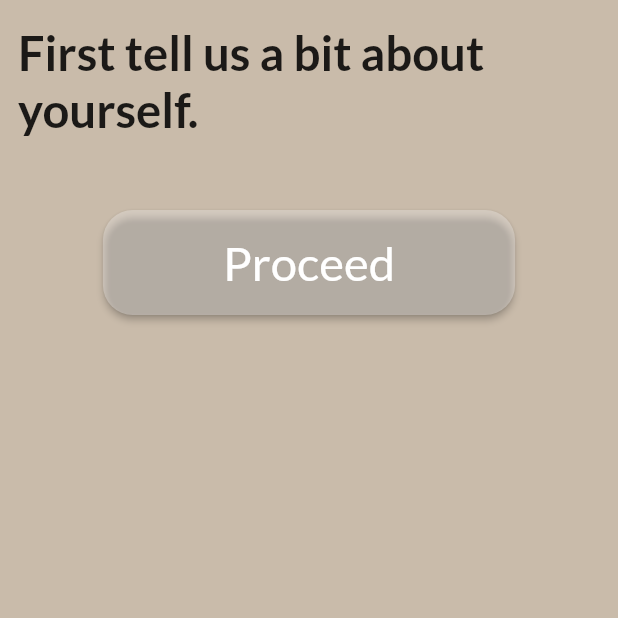
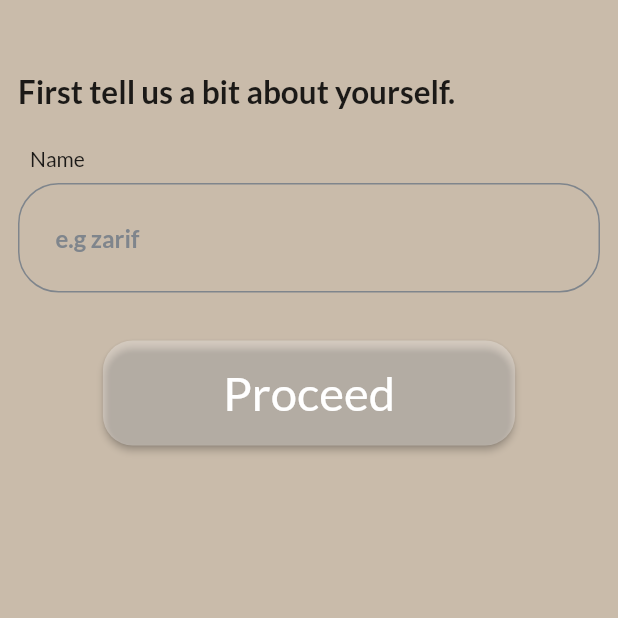
Before and after one commit to zarifikram/HackNSU3_BUET_Elites, a Flutter app: the FormPage screen opened directly, on a phone screen of 412 x 824 dp, the top half of it. Run offline on Flutter 3.47's test engine with Material 2 defaults, Android fonts, the phone set to English and light mode, and no system bars; our stand-ins replace google_fonts, velocity_x.

Commit message:
custom text field working
form will be updated later

```diff
--- a/patientEnd/remedi/lib/Pages/form_page.dart
+++ b/patientEnd/remedi/lib/Pages/form_page.dart
@@ -1,4 +1,5 @@
 import 'package:flutter/material.dart';
+import 'package:remedi/Widgets/custom_text_field.dart';
 import "package:velocity_x/velocity_x.dart";
 
 import 'chat_page.dart';
@@ -14,16 +15,19 @@ class FormPage extends StatelessWidget{
         body: Form(
           child: SingleChildScrollView(
             child: Column(
+
+              crossAxisAlignment: CrossAxisAlignment.start,
               children: [
-                "First tell us a bit about yourself.".text.xl4.bold.make().py16(),
+                Container().box.make().py16(),
+                "First tell us a bit about yourself.".text.xl2.bold.make().py16(),
                 //custom input and dropdown needed
-
+                CustomTextField(inputHint: "e.g zarif" ,label: "Name",),
                 MaterialButton(
                   shape: RoundedRectangleBorder(borderRadius: BorderRadius.circular(20)),
                   onPressed: () => (Navigator.push(context, MaterialPageRoute(builder: (context)=>ChatPage()))),
                   child: "Proceed".text.color(context.cardColor).xl4.make().px64().py16(),
                   color: context.cardColor.withOpacity(.3),
-                ).py32(),
+                ).py32().box.makeCentered(),
               ],
             ).px12(),
           ),
--- a/patientEnd/remedi/lib/Widgets/custom_text_field.dart
+++ b/patientEnd/remedi/lib/Widgets/custom_text_field.dart
@@ -0,0 +1,73 @@
+import 'package:flutter/material.dart';
+import "package:velocity_x/velocity_x.dart";
+
+import '../person.dart';
+
+class CustomTextField extends StatefulWidget{
+  final String label, inputHint;
+
+  const CustomTextField({Key? key, required this.label, required this.inputHint}) : super(key: key);
+
+  @override
+  State<CustomTextField> createState() => _CustomTextFieldState();
+}
+
+class _CustomTextFieldState extends State<CustomTextField> {
+  @override
+  Widget build(BuildContext context) {
+    return Column(
+      crossAxisAlignment: CrossAxisAlignment.start,
+      children: [
+        widget.label.text.make().p8(),
+        TextFormField(
+          onChanged: (e){
+            switch(widget.label){
+              case "Name" : Person.name = e; break;
+              case "Height": Person.height = e;break;
+              case "Weight": Person.weight = e;break;
+              case "Street" : Person.street = e;break;
+              case "Phone Number" : Person.phone = e;break;
+            }
+          },
+          validator: (value)=>(value.isEmptyOrNull) ? "Please write your ${widget.label}" : null,
+          style: TextStyle(
+            fontWeight: FontWeight.bold,
+          ),
+          decoration: InputDecoration(
+            hintText: widget.inputHint,
+            contentPadding: EdgeInsets.symmetric(vertical: 27, horizontal: 25),
+            focusColor: context.cardColor,
+            focusedBorder: OutlineInputBorder(
+              borderRadius: BorderRadius.circular(27),
+              borderSide: BorderSide(
+                color: context.cardColor,
+              ),
+            ),
+            enabledBorder: OutlineInputBorder(
+              borderRadius: BorderRadius.circular(27),
+              borderSide: BorderSide(
+                color: context.accentColor,
+              ),
+            ),
+
+            hintStyle: TextStyle(
+              color: context.accentColor,
+              fontWeight: FontWeight.bold,
+            ),
+          ),
+
+        ),
+      ],
+    );
+  }
+
+  getVariable()  {
+    switch(widget.label){
+      case "Name" : return Person.name;
+      case "Height": return Person.height;
+      case "Weight": return Person.weight;
+      case "Street" : return Person.street;
+      case "Phone Number" : return Person.phone;
+    }
+  }
+}
```
Also changed, not shown: patientEnd/remedi/lib/Widgets/custom_drop_item.dart (+13 -0 lines).
